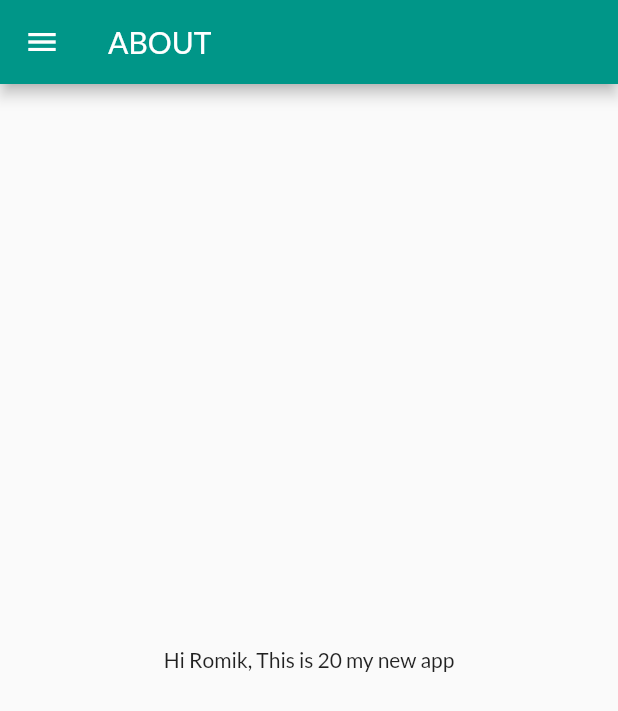
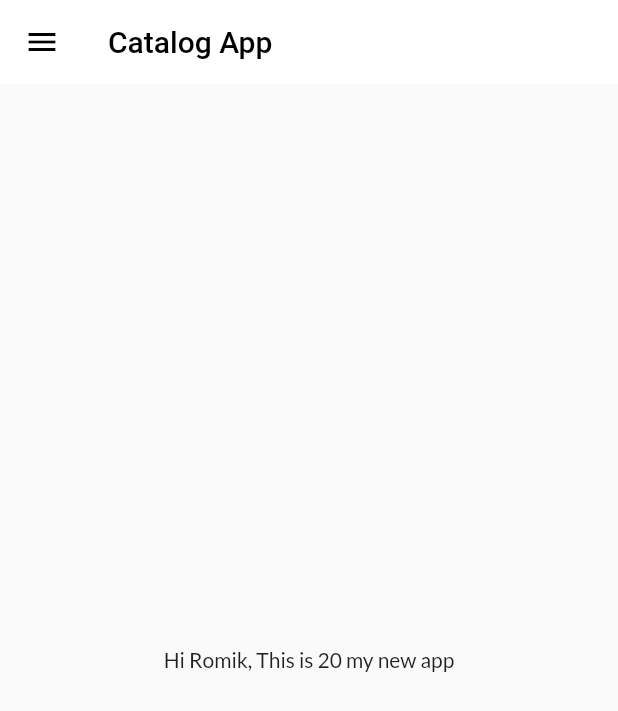
Before and after one commit to Romik-1305/Flutter_new_app, a Flutter app: the screen it shows after launch, on a phone screen of 412 x 824 dp. Shown: the top 711 px of the screen. Run offline on Flutter 3.47's test engine with Material 2 defaults, Android fonts, the phone set to English and light mode, and no system bars; our stand-ins replace google_fonts.

Commit message:
themes extracted

```diff
--- a/lib/main.dart
+++ b/lib/main.dart
@@ -3,6 +3,7 @@ import 'package:flutter/material.dart.';
 import 'package:flutter_app_1/pages/home_page.dart';
 import 'package:flutter_app_1/pages/login_page.dart';
 import 'package:flutter_app_1/utils/routes.dart';
+import 'package:flutter_app_1/widgets/themes.dart';
 import 'package:google_fonts/google_fonts.dart';
 
 void main() {
@@ -16,10 +17,9 @@ class MyApp extends StatelessWidget {
   Widget build(BuildContext context) {
     return MaterialApp(
       themeMode: ThemeMode.light,
-      theme: ThemeData(
-          primarySwatch: Colors.teal,
-          fontFamily: GoogleFonts.lato().fontFamily),
-      darkTheme: ThemeData(brightness: Brightness.dark),
+      theme: MyTheme.lightTheme(context),
+      darkTheme: MyTheme.darkTheme(context),
+      debugShowCheckedModeBanner: false,
       initialRoute: MyRoutes.homeRoute,
       routes: {
         "/": (context) => LoginPage(),
--- a/lib/pages/home_page.dart
+++ b/lib/pages/home_page.dart
@@ -1,3 +1,4 @@
+import 'package:flutter/cupertino.dart';
 import 'package:flutter/material.dart';
 import 'package:flutter_app_1/widgets/drawer.dart';
 
@@ -10,7 +11,10 @@ class HomePage extends StatelessWidget {
   Widget build(BuildContext context) {
     return Scaffold(
       appBar: AppBar(
-        title: Text('ABOUT'),
+        title: (Text(
+          'Catalog App',
+          style: TextStyle(color: Colors.black),
+        )),
       ),
       body: Center(
         child: Container(
--- /dev/null
+++ b/lib/widgets/themes.dart
@@ -0,0 +1,16 @@
+import 'package:flutter/material.dart';
+import 'package:google_fonts/google_fonts.dart';
+
+class MyTheme {
+  static ThemeData lightTheme(BuildContext context) => ThemeData(
+      primarySwatch: Colors.teal,
+      fontFamily: GoogleFonts.lato().fontFamily,
+      appBarTheme: AppBarTheme(
+          color: Colors.white,
+          elevation: 0.0,
+          iconTheme: IconThemeData(color: Colors.black),
+          textTheme: Theme.of(context).textTheme));
+
+  static ThemeData darkTheme(BuildContext context) =>
+      ThemeData(brightness: Brightness.dark);
+}
```
